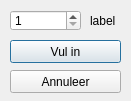
Qt form FlowIt/Bronbestanden/askdlg.ui (BM4GIT/DeviceLib) before a commit.
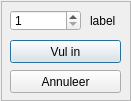
The same form after that commit.

Patch:
```diff
--- a/FlowIt/Bronbestanden/askdlg.ui
+++ b/FlowIt/Bronbestanden/askdlg.ui
@@ -83,6 +83,27 @@
     <string>Annuleer</string>
    </property>
   </widget>
+  <widget class="QFrame" name="frame">
+   <property name="geometry">
+    <rect>
+     <x>1</x>
+     <y>1</y>
+     <width>130</width>
+     <height>100</height>
+    </rect>
+   </property>
+   <property name="frameShape">
+    <enum>QFrame::StyledPanel</enum>
+   </property>
+   <property name="frameShadow">
+    <enum>QFrame::Raised</enum>
+   </property>
+  </widget>
+  <zorder>frame</zorder>
+  <zorder>sbNum</zorder>
+  <zorder>lblNum</zorder>
+  <zorder>pbVal</zorder>
+  <zorder>pbCancel</zorder>
  </widget>
  <resources/>
  <connections/>
```
